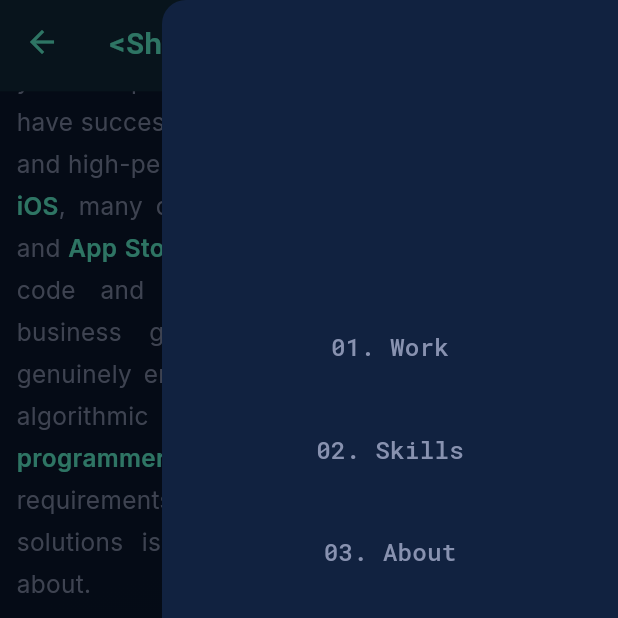
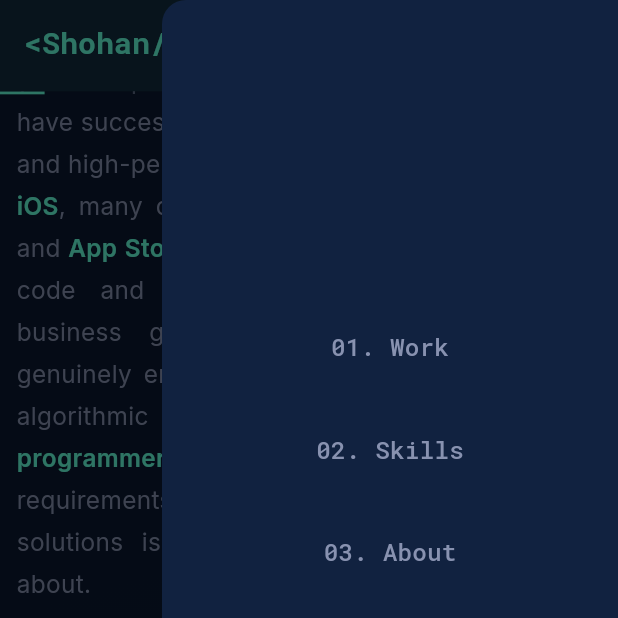
Before and after one commit to shohanur55/shohanur55, a Flutter app: the HomePage screen opened directly, scrolled down 576 dp, after a tap on the "menu" icon, on a phone screen of 412 x 824 dp, the top half of it. Run offline on Flutter 3.47's test engine with Material 3 defaults, Android fonts, the phone set to English and light mode, and no system bars; drawn by our look-alikes of flutter_animate; our stand-ins replace carousel_slider, flutter_screenutil, font_awesome_flutter, google_fonts; missing offline and left inert: dotlottie_flutter; network calls fail.

Commit message:
Preload assets, refactor hero & project UI
Add app-wide improvements for startup performance and UX: introduce PortfolioScrollBehavior and set HomePage as app home; implement asset precaching in HomePage and a top linear scroll progress indicator. Refactor HeroSection into a StatefulWidget with rotating headlines via AnimatedSwitcher (removing animated_text_kit), delayed decorative elements, and reduced animation/noise; optimize profile image rendering (filterQuality, gaplessPlayback). Simplify project image UI in ProjectCard: remove carousel dependency usage, add fallback image, thumbnail strip, and robust network/asset image handling with loading/error states. Update ProjectDetailDialog to disable autoplay, make infinite scroll conditional, and use Image widgets for better loading feedback. Update pubspec.yaml to remove animated_text_kit, bump google_fonts, and add project asset path. Update web/index.html with improved meta tags, preconnects and PWA/SEO tweaks.

```diff
--- a/lib/main.dart
+++ b/lib/main.dart
@@ -1,3 +1,4 @@
+import 'package:flutter/gestures.dart';
 import 'package:flutter/material.dart';
 import 'package:flutter_screenutil/flutter_screenutil.dart';
 import 'core/theme/app_theme.dart';
@@ -5,6 +6,19 @@
 
 void main() {
   runApp(const MyApp());
+}
+
+class PortfolioScrollBehavior extends MaterialScrollBehavior {
+  const PortfolioScrollBehavior();
+
+  @override
+  Set<PointerDeviceKind> get dragDevices => {
+        PointerDeviceKind.touch,
+        PointerDeviceKind.mouse,
+        PointerDeviceKind.stylus,
+        PointerDeviceKind.trackpad,
+        PointerDeviceKind.unknown,
+      };
 }
 
 class MyApp extends StatelessWidget {
@@ -22,12 +36,10 @@
       minTextAdapt: true,
       builder: (_, child) => MaterialApp(
         title: 'Shohan Project',
+        scrollBehavior: const PortfolioScrollBehavior(),
         theme: AppTheme.darkTheme,
         debugShowCheckedModeBanner: false,
-        initialRoute: '/',
-        onGenerateRoute: (settings) {
-          return MaterialPageRoute(builder: (_) => const HomePage());
-        },
+        home: const HomePage(),
       ),
     );
   }
--- a/lib/presentation/pages/home_page.dart
+++ b/lib/presentation/pages/home_page.dart
@@ -2,6 +2,8 @@
 import 'package:flutter_screenutil/flutter_screenutil.dart';
 import 'package:google_fonts/google_fonts.dart';
 import '../../core/theme/app_theme.dart';
+import '../../core/utils/constants.dart';
+import '../../data/repositories/portfolio_repository.dart';
 
 import '../widgets/nav_bar.dart';
 import '../widgets/footer.dart';
@@ -25,6 +27,8 @@
   late AnimationController _animationController;
   late Animation<double> _fadeAnimation;
   bool _showScrollIndicator = true;
+  bool _assetsPrecached = false;
+  final ValueNotifier<double> _scrollProgress = ValueNotifier(0);
 
   // Keys for scrolling to sections
   final GlobalKey _heroKey = GlobalKey();
@@ -49,11 +53,44 @@
     _scrollController.addListener(_onScroll);
   }
 
+  @override
+  void didChangeDependencies() {
+    super.didChangeDependencies();
+
+    if (!_assetsPrecached) {
+      _assetsPrecached = true;
+      WidgetsBinding.instance.addPostFrameCallback((_) {
+        if (!mounted) {
+          return;
+        }
+        _precacheStartupAssets(context);
+      });
+    }
+  }
+
+  Future<void> _precacheStartupAssets(BuildContext context) async {
+    final providers = <ImageProvider<Object>>[
+      const AssetImage(AppConstants.profileImage),
+      ...PortfolioRepository().getProjects().map((project) {
+        final image = project.imageUrl;
+        return image.startsWith('http')
+            ? NetworkImage(image)
+            : AssetImage(image);
+      }),
+    ];
+
+    for (final provider in providers) {
+      await precacheImage(provider, context);
+    }
+  }
+
   void _onScroll() {
     final maxScroll = _scrollController.position.maxScrollExtent;
     final currentScroll = _scrollController.offset;
     final threshold = maxScroll * 0.85;
+    final progress = maxScroll == 0 ? 0.0 : (currentScroll / maxScroll).clamp(0.0, 1.0);
 
+    _scrollProgress.value = progress;
     if (currentScroll > threshold && _showScrollIndicator) {
       setState(() => _showScrollIndicator = false);
     } else if (currentScroll <= threshold && !_showScrollIndicator) {
@@ -65,6 +102,7 @@
   void dispose() {
     _animationController.dispose();
     _scrollController.dispose();
+    _scrollProgress.dispose();
     super.dispose();
   }
 
@@ -123,6 +161,30 @@
                 const Footer(),
               ],
             ),
+          ),
+          ValueListenableBuilder<double>(
+            valueListenable: _scrollProgress,
+            builder: (context, progress, _) {
+              return Positioned(
+                top: 0,
+                left: 0,
+                right: 0,
+                child: IgnorePointer(
+                  child: AnimatedOpacity(
+                    opacity: progress > 0.02 ? 1 : 0,
+                    duration: const Duration(milliseconds: 200),
+                    child: LinearProgressIndicator(
+                      value: progress,
+                      minHeight: 2,
+                      backgroundColor: AppTheme.backgroundColor.withOpacity(0.35),
+                      valueColor: const AlwaysStoppedAnimation(
+                        AppTheme.primaryColor,
+                      ),
+                    ),
+                  ),
+                ),
+              );
+            },
           ),
           if (_showScrollIndicator)
             Positioned(
--- a/lib/presentation/sections/hero_section.dart
+++ b/lib/presentation/sections/hero_section.dart
@@ -1,5 +1,4 @@
-import 'dart:ui';
-import 'package:animated_text_kit/animated_text_kit.dart';
+import 'dart:async';
 import 'package:dotlottie_flutter/dotlottie_flutter.dart';
 import 'package:flutter/material.dart';
 import 'package:flutter_screenutil/flutter_screenutil.dart';
@@ -12,8 +11,50 @@
 import '../../core/utils/responsive.dart';
 import '../widgets/section_container.dart';
 
-class HeroSection extends StatelessWidget {
+class HeroSection extends StatefulWidget {
   const HeroSection({super.key});
+
+  @override
+  State<HeroSection> createState() => _HeroSectionState();
+}
+
+class _HeroSectionState extends State<HeroSection> {
+  static const List<String> _headlines = <String>[
+    'I build mobile experiences.',
+    'I am a Flutter Expert.',
+    'I solve complex problems.',
+    'I bring ideas to life.',
+  ];
+
+  Timer? _headlineTimer;
+  bool _showDecorations = false;
+  int _headlineIndex = 0;
+
+  @override
+  void initState() {
+    super.initState();
+    WidgetsBinding.instance.addPostFrameCallback((_) {
+      if (!mounted) {
+        return;
+      }
+
+      setState(() => _showDecorations = true);
+      _headlineTimer = Timer.periodic(const Duration(seconds: 3), (timer) {
+        if (!mounted) {
+          return;
+        }
+        setState(() {
+          _headlineIndex = (_headlineIndex + 1) % _headlines.length;
+        });
+      });
+    });
+  }
+
+  @override
+  void dispose() {
+    _headlineTimer?.cancel();
+    super.dispose();
+  }
 
   static const String _resumeUrl =
       'https://docs.google.com/document/d/1YGXdKA7stmvtRi9U9OLfecD_jILYI2DYRTR49HrdLOA/edit?tab=t.0';
@@ -50,7 +91,7 @@
       child: Stack(
         children: [
           // Subtle decorative glow
-          if (isDesktop) ...[
+          if (isDesktop && _showDecorations) ...[
             // Lottie animation on left side as background decoration
             Positioned(
               left: 10,
@@ -234,13 +275,7 @@
               ),
             ),
             const SizedBox(width: 8),
-            const Icon(
-                  Icons.waving_hand,
-                  color: AppTheme.primaryColor,
-                  size: 22,
-                )
-                .animate(onPlay: (c) => c.repeat())
-                .shake(duration: 2500.ms, hz: 3, curve: Curves.easeInOut),
+            const Icon(Icons.waving_hand, color: AppTheme.primaryColor, size: 22),
           ],
         )
         .animate()
@@ -276,7 +311,25 @@
             alignment: Alignment.centerLeft,
             child: ConstrainedBox(
               constraints: BoxConstraints(maxWidth: isDesktop ? 520 : 320),
-              child: DefaultTextStyle(
+              child: AnimatedSwitcher(
+                duration: const Duration(milliseconds: 320),
+                switchInCurve: Curves.easeOutCubic,
+                switchOutCurve: Curves.easeInCubic,
+                transitionBuilder: (child, animation) {
+                  return FadeTransition(
+                    opacity: animation,
+                    child: SlideTransition(
+                      position: Tween<Offset>(
+                        begin: const Offset(0, 0.15),
+                        end: Offset.zero,
+                      ).animate(animation),
+                      child: child,
+                    ),
+                  );
+                },
+                child: Text(
+                  _headlines[_headlineIndex],
+                  key: ValueKey<int>(_headlineIndex),
                   style: GoogleFonts.inter(
                     color: AppTheme.secondaryColor,
                     fontSize: isDesktop ? 42 : 28,
@@ -284,27 +337,6 @@
                     height: 1.15,
                     letterSpacing: -0.8,
                   ),
-                child: AnimatedTextKit(
-                  repeatForever: true,
-                  pause: const Duration(milliseconds: 1200),
-                  animatedTexts: [
-                    TypewriterAnimatedText(
-                      'I build mobile experiences.',
-                      speed: const Duration(milliseconds: 70),
-                    ),
-                    TypewriterAnimatedText(
-                      'I am a Flutter Expert.',
-                      speed: const Duration(milliseconds: 70),
-                    ),
-                    TypewriterAnimatedText(
-                      'I solve complex problems.',
-                      speed: const Duration(milliseconds: 70),
-                    ),
-                    TypewriterAnimatedText(
-                      'I bring ideas to life.',
-                      speed: const Duration(milliseconds: 70),
-                    ),
-                  ],
                 ),
               ),
             ),
@@ -567,12 +599,6 @@
               fontWeight: FontWeight.w600,
             ),
           ),
-        )
-        .animate(onPlay: (c) => c.repeat(reverse: true))
-        .shimmer(
-          delay: 3500.ms,
-          duration: 1500.ms,
-          color: AppTheme.primaryColor.withOpacity(0.15),
         );
   }
 
@@ -589,9 +615,7 @@
               ),
             ),
           ),
-        )
-        .animate(onPlay: (c) => c.repeat(reverse: true))
-        .moveY(begin: 0, end: -4, duration: 2.seconds, curve: Curves.easeInOut);
+        );
   }
 
   Widget _buildHeroProfileImage(bool isDesktop) {
@@ -635,6 +659,8 @@
                     child: Image.asset(
                       AppConstants.profileImage,
                       fit: BoxFit.cover,
+                      filterQuality: FilterQuality.low,
+                      gaplessPlayback: true,
                       errorBuilder: (_, __, ___) => Container(
                         color: AppTheme.cardColor,
                         child: const Icon(
@@ -659,37 +685,6 @@
     );
   }
 
-  Widget _buildScrollIndicator(BuildContext context) {
-    return Center(
-      child: Column(
-        mainAxisSize: MainAxisSize.min,
-        children: [
-          Text(
-            'Scroll',
-            style: GoogleFonts.firaCode(
-              color: AppTheme.secondaryColor.withOpacity(0.7),
-              fontSize: 12,
-              letterSpacing: 2,
-            ),
-          ),
-          const SizedBox(height: 8),
-          Icon(
-                Icons.keyboard_arrow_down_rounded,
-                color: AppTheme.primaryColor.withOpacity(0.8),
-                size: 28,
-              )
-              .animate(onPlay: (c) => c.repeat(reverse: true))
-              .moveY(
-                begin: 0,
-                end: 6,
-                duration: 1.5.seconds,
-                curve: Curves.easeInOut,
-              ),
-        ],
-      ),
-    );
-  }
-
   Future<void> _launchURL(String url) async {
     final uri = Uri.parse(url);
     if (!await launchUrl(uri)) throw 'Could not launch $url';
--- a/lib/presentation/widgets/project_card.dart
+++ b/lib/presentation/widgets/project_card.dart
@@ -1,4 +1,3 @@
-import 'package:carousel_slider/carousel_slider.dart';
 import 'package:flutter/material.dart';
 import 'package:flutter_screenutil/flutter_screenutil.dart';
 import 'package:google_fonts/google_fonts.dart';
@@ -58,56 +57,19 @@
                       height: 280.h,
                       width: double.infinity,
                       child: widget.project.images.isEmpty
-                          ? Container(
-                              color: AppTheme.primaryColor.withOpacity(0.1),
-                              child: Image.asset(
-                                AppConstants.profileImage,
-                                fit: BoxFit.cover,
-                              ),
-                            )
-                          : CarouselSlider.builder(
-                              itemCount: widget.project.images.length,
-                              options: CarouselOptions(
-                                height: 280.h,
-                                viewportFraction: 0.32,
-                                autoPlay: true,
-                                autoPlayInterval: const Duration(seconds: 3),
-                                autoPlayAnimationDuration: const Duration(
-                                  milliseconds: 800,
-                                ),
-                                autoPlayCurve: Curves.easeInOut,
-                                enlargeCenterPage: false,
-                                padEnds: false,
-                                onPageChanged: (index, reason) {
-                                  setState(() => _currentImageIndex = index);
-                                },
-                              ),
-                              itemBuilder: (context, index, realIndex) {
-                                final image = widget.project.images[index];
-                                return Container(
-                                  margin: const EdgeInsets.only(right: 2),
-                                  decoration: BoxDecoration(
-                                    color: AppTheme.primaryColor.withOpacity(
-                                      0.1,
-                                    ),
-                                    borderRadius: BorderRadius.circular(4.r),
-                                    boxShadow: [
-                                      BoxShadow(
-                                        color: Colors.black.withOpacity(0.15),
-                                        blurRadius: 6,
-                                        offset: const Offset(0, 2),
-                                      ),
-                                    ],
-                                    image: DecorationImage(
-                                      image: image.startsWith('http')
-                                          ? NetworkImage(image) as ImageProvider
-                                          : AssetImage(image),
-                                      fit: BoxFit.cover,
-                                      alignment: Alignment.topCenter,
-                                    ),
+                          ? _buildFallbackImage()
+                          : Stack(
+                              fit: StackFit.expand,
+                              children: [
+                                _buildProjectImage(widget.project.images.first),
+                                if (widget.project.images.length > 1)
+                                  Positioned(
+                                    left: 12.w,
+                                    right: 12.w,
+                                    bottom: 12.h,
+                                    child: _buildThumbnailStrip(),
                                   ),
-                                );
-                              },
+                              ],
                             ),
                     ),
                   ),
@@ -277,6 +239,104 @@
     }
   }
 
+  Widget _buildFallbackImage() {
+    return Container(
+      color: AppTheme.primaryColor.withOpacity(0.08),
+      alignment: Alignment.center,
+      child: Image.asset(
+        AppConstants.profileImage,
+        fit: BoxFit.cover,
+        width: double.infinity,
+        height: double.infinity,
+        filterQuality: FilterQuality.low,
+      ),
+    );
+  }
+
+  Widget _buildProjectImage(String imagePath) {
+    return Container(
+      color: AppTheme.primaryColor.withOpacity(0.08),
+      child: imagePath.startsWith('http')
+          ? Image.network(
+              imagePath,
+              fit: BoxFit.cover,
+              width: double.infinity,
+              height: double.infinity,
+              filterQuality: FilterQuality.low,
+              loadingBuilder: (context, child, loadingProgress) {
+                if (loadingProgress == null) return child;
+                return Container(
+                  color: AppTheme.primaryColor.withOpacity(0.08),
+                  alignment: Alignment.center,
+                  child: const CircularProgressIndicator(
+                    strokeWidth: 2,
+                    color: AppTheme.primaryColor,
+                  ),
+                );
+              },
+              errorBuilder: (_, __, ___) => _buildFallbackImage(),
+            )
+          : Image.asset(
+              imagePath,
+              fit: BoxFit.cover,
+              width: double.infinity,
+              height: double.infinity,
+              filterQuality: FilterQuality.low,
+              gaplessPlayback: true,
+              errorBuilder: (_, __, ___) => _buildFallbackImage(),
+            ),
+    );
+  }
+
+  Widget _buildThumbnailStrip() {
+    return SizedBox(
+      height: 64.h,
+      child: DecoratedBox(
+        decoration: BoxDecoration(
+          color: Colors.black.withOpacity(0.12),
+          borderRadius: BorderRadius.circular(10.r),
+        ),
+        child: ListView.separated(
+          scrollDirection: Axis.horizontal,
+          padding: EdgeInsets.all(6.r),
+          itemCount: widget.project.images.length,
+          separatorBuilder: (_, __) => SizedBox(width: 6.w),
+          itemBuilder: (context, index) {
+            final imagePath = widget.project.images[index];
+            return ClipRRect(
+              borderRadius: BorderRadius.circular(8.r),
+              child: Container(
+                width: 54.w,
+                color: AppTheme.backgroundColor.withOpacity(0.55),
+                child: imagePath.startsWith('http')
+                    ? Image.network(
+                        imagePath,
+                        fit: BoxFit.cover,
+                        filterQuality: FilterQuality.low,
+                        errorBuilder: (_, __, ___) => const Icon(
+                          Icons.image_not_supported_outlined,
+                          color: AppTheme.primaryColor,
+                          size: 18,
+                        ),
+                      )
+                    : Image.asset(
+                        imagePath,
+                        fit: BoxFit.cover,
+                        filterQuality: FilterQuality.low,
+                        errorBuilder: (_, __, ___) => const Icon(
+                          Icons.image_not_supported_outlined,
+                          color: AppTheme.primaryColor,
+                          size: 18,
+                        ),
+                      ),
+              ),
+            );
+          },
+        ),
+      ),
+    );
+  }
+
   Widget _buildStoreIcon({required IconData icon, required String url}) {
     return Material(
       color: Colors.transparent,
--- a/pubspec.yaml
+++ b/pubspec.yaml
@@ -35,10 +35,9 @@
   # Use with the CupertinoIcons class for iOS style icons.
   cupertino_icons: ^1.0.8
   url_launcher: ^6.2.1
-  google_fonts: ^6.1.0
+  google_fonts: ^8.1.0
   flutter_animate: ^4.5.2
   font_awesome_flutter: ^10.12.0
-  animated_text_kit: ^4.3.0
   lottie: ^3.1.0
   dotlottie_flutter: ^0.0.2
   carousel_slider: ^5.0.0
@@ -70,6 +69,7 @@
   assets:
     - assets/data/
     - assets/images/
+    - assets/images/projects/multifix/
     - assets/images/projects/halda/
     - assets/images/projects/atrai/
     - assets/images/projects/shuttle_bus/
```
Also changed, not shown: lib/presentation/widgets/project_detail_dialog.dart (+41 -14 lines), pubspec.lock, 1 other file. Lines whose indentation alone changed are shown as unchanged.
